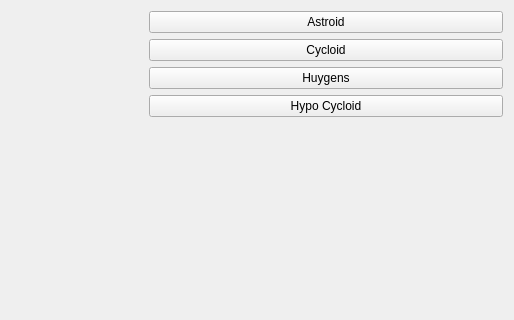
The window that mainwindow.ui (fabriciomind/QtCurvesCPP) describes before a commit, drawn with Qt 5; both pictures show x 223 to 737 and y 0 to 320 of the 737 by 542 pixel window.
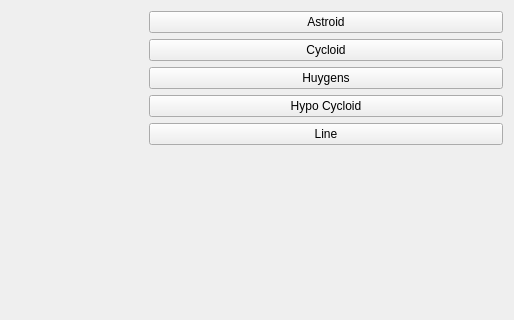
The same window after the commit. Custom widgets are drawn as their Qt base class.

Commit message: rendering line

```diff
--- a/mainwindow.ui
+++ b/mainwindow.ui
@@ -50,6 +50,13 @@
           </property>
          </widget>
         </item>
+        <item>
+         <widget class="QPushButton" name="btnLine">
+          <property name="text">
+           <string>Line</string>
+          </property>
+         </widget>
+        </item>
         <item>
          <spacer name="verticalSpacer">
           <property name="orientation">
```
The commit also changes 4 other files.
